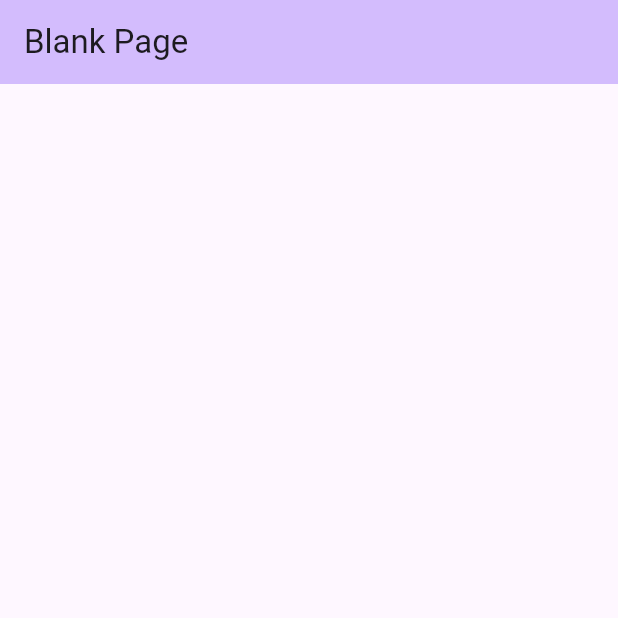
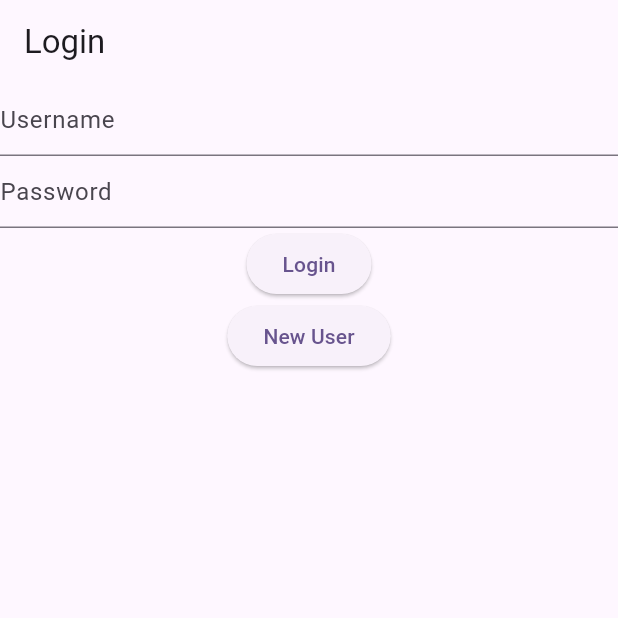
Before and after one commit to preaker81/Mobilt_java22_Jimmy_Karlsson_slutprojekt_Sprint_v_3, a Flutter app: the screen it shows after launch, on a phone screen of 412 x 824 dp, the top half of it. Run offline on Flutter 3.47's test engine with Material 2 defaults, Android fonts, the phone set to English and light mode, and no system bars; our stand-ins replace cloud_firestore, firebase_core, shared_preferences; accounts and stored records are empty.

Commit message:
create new user and hashed login added

```diff
--- /dev/null
+++ b/lib/data/firestore_helper.dart
@@ -0,0 +1,31 @@
+import 'dart:convert';
+import 'package:cloud_firestore/cloud_firestore.dart';
+import 'package:crypto/crypto.dart';
+
+class FirestoreHelper {
+  final FirebaseFirestore _firestore = FirebaseFirestore.instance;
+
+  Future<void> addUser(String username, String password) async {
+    var bytes = utf8.encode(password); // data being hashed
+    var digest = sha256.convert(bytes); // Hashing Process
+
+    await _firestore.collection("users").add({
+      "username": username,
+      "password": digest.toString(), // Storing the hashed password
+    });
+  }
+
+  Future<bool> validateUser(String username, String password) async {
+    var bytes = utf8.encode(password);
+    var digest = sha256.convert(bytes);
+    var hashedPassword = digest.toString();
+
+    var querySnapshot = await _firestore
+        .collection("users")
+        .where("username", isEqualTo: username)
+        .where("password", isEqualTo: hashedPassword)
+        .get();
+
+    return querySnapshot.docs.isNotEmpty;
+  }
+}
--- /dev/null
+++ b/lib/login.dart
@@ -0,0 +1,75 @@
+import 'package:flutter/material.dart';
+import 'package:shared_preferences/shared_preferences.dart';
+import 'data/firestore_helper.dart'; // Adjust this import as needed
+
+class LoginScreen extends StatefulWidget {
+  @override
+  _LoginScreenState createState() => _LoginScreenState();
+}
+
+class _LoginScreenState extends State<LoginScreen> {
+  TextEditingController _usernameController = TextEditingController();
+  TextEditingController _passwordController = TextEditingController();
+
+  @override
+  void initState() {
+    super.initState();
+    _checkLoggedInStatus();
+  }
+
+  void _checkLoggedInStatus() async {
+    SharedPreferences prefs = await SharedPreferences.getInstance();
+    bool? isLoggedIn = prefs.getBool('isLoggedIn');
+    if (isLoggedIn == true) {
+      Navigator.pushReplacementNamed(context, '/dashboard');
+    }
+  }
+
+  void _login() async {
+    String username = _usernameController.text;
+    String password = _passwordController.text;
+
+    FirestoreHelper helper = FirestoreHelper();
+    bool isValid = await helper.validateUser(username, password);
+
+    if (isValid) {
+      SharedPreferences prefs = await SharedPreferences.getInstance();
+      await prefs.setBool('isLoggedIn', true);
+      Navigator.pushReplacementNamed(context, '/dashboard');
+    } else {
+      ScaffoldMessenger.of(context).showSnackBar(
+        SnackBar(content: Text('Invalid username or password')),
+      );
+    }
+  }
+
+  @override
+  Widget build(BuildContext context) {
+    return Scaffold(
+      appBar: AppBar(title: Text('Login')),
+      body: Column(
+        children: [
+          TextField(
+            controller: _usernameController,
+            decoration: InputDecoration(hintText: 'Username'),
+          ),
+          TextField(
+            controller: _passwordController,
+            decoration: InputDecoration(hintText: 'Password'),
+            obscureText: true,
+          ),
+          ElevatedButton(
+            onPressed: _login,
+            child: Text('Login'),
+          ),
+          ElevatedButton(
+            onPressed: () {
+              Navigator.pushNamed(context, '/new_account');
+            },
+            child: Text('New User'),
+          ),
+        ],
+      ),
+    );
+  }
+}
--- a/lib/main.dart
+++ b/lib/main.dart
@@ -1,45 +1,34 @@
 import 'package:firebase_core/firebase_core.dart';
 import 'package:flutter/material.dart';
 import 'package:mtg_companion/firebase_options.dart';
+import 'login.dart'; // import the login screen
+import 'new_account.dart'; // import the new account screen
+import 'dashboard.dart'; // import the dashboard screen
 
 void main() async {
   WidgetsFlutterBinding.ensureInitialized();
   await Firebase.initializeApp(
     options: DefaultFirebaseOptions.currentPlatform,
   );
-
-  runApp(const MyApp());
+  runApp(MyApp());
 }
 
 class MyApp extends StatelessWidget {
-  const MyApp({Key? key}) : super(key: key);
-
   @override
   Widget build(BuildContext context) {
     return MaterialApp(
-      title: 'Mtg Companion',
+      title: 'Blank App',
+      initialRoute: '/login', // Set the initial route as '/login'
+      routes: {
+        '/login': (context) => LoginScreen(),
+        '/new_account': (context) => NewAccountScreen(),
+        '/dashboard': (context) => DashboardScreen(),
+      },
       theme: ThemeData(
         colorScheme: ColorScheme.fromSeed(seedColor: Colors.deepPurple),
         useMaterial3: true,
       ),
-      home: const MyHomePage(),
+      // Removed the 'home' property because 'initialRoute' is set
     );
   }
 }
-
-class MyHomePage extends StatelessWidget {
-  const MyHomePage({Key? key}) : super(key: key);
-
-  @override
-  Widget build(BuildContext context) {
-    return Scaffold(
-      appBar: AppBar(
-        backgroundColor: Theme.of(context).colorScheme.inversePrimary,
-        title: const Text('Blank Page'),
-      ),
-      body: const Center(
-        child: Text(''), // Blank text to have a "blank" body
-      ),
-    );
-  }
-}
--- a/pubspec.yaml
+++ b/pubspec.yaml
@@ -38,6 +38,8 @@ dependencies:
   firebase_auth: ^4.10.0
   cloud_firestore: ^4.9.2
   firebase_core: ^2.16.0
+  crypto: ^3.0.3
+  shared_preferences: ^2.2.1
 
 
 dev_dependencies:
```
Also changed, not shown: lib/dashboard.dart (added, +45 -0 lines), lib/new_account.dart (added, +61 -0 lines), pubspec.lock, 2 other files.
